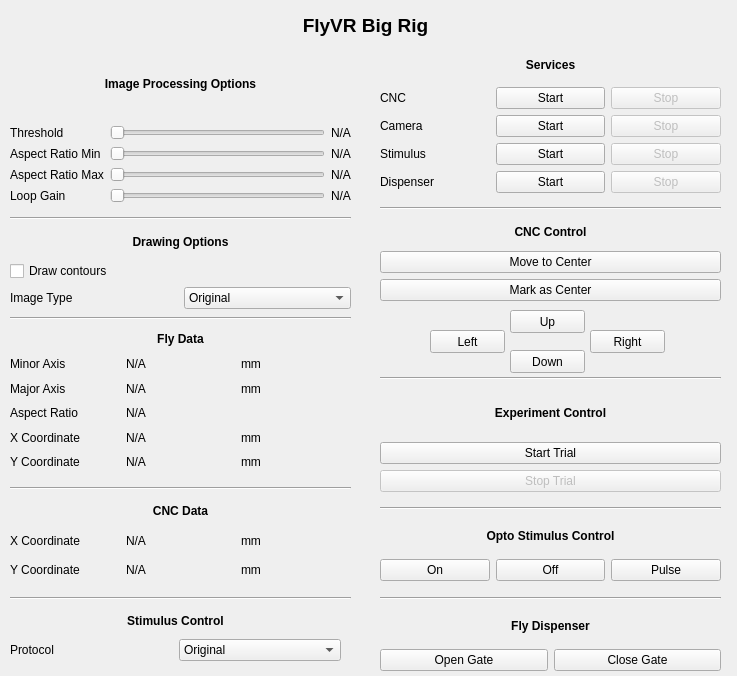
This is qt/main.ui in ClandininLab/flyvr as Qt 5 draws it before an edit. The edited form follows.
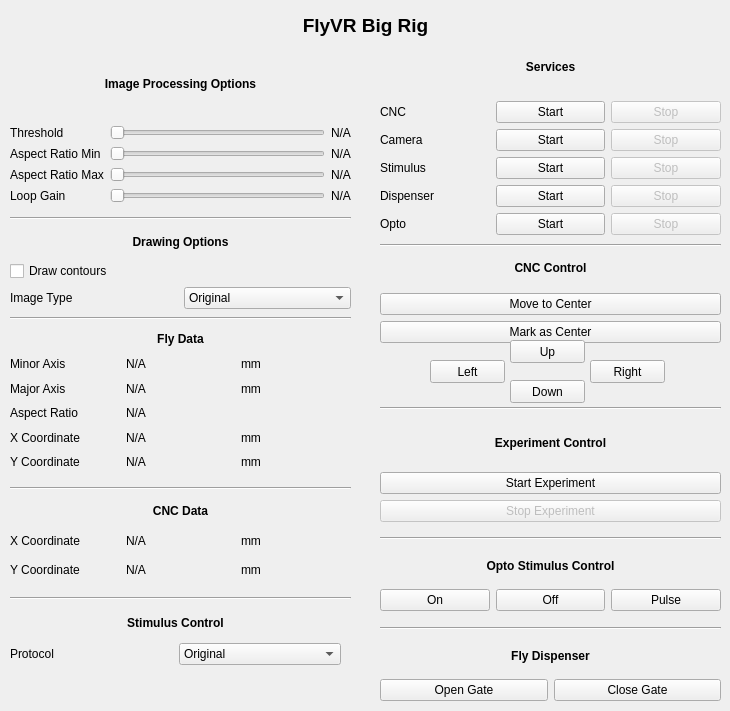
This is the edited form.

Commit message:
work on gui - laying base logic
created trial file to replace main. Put some main logic in gui. began to hook up gui buttons.

What changed in the file:
```diff
--- a/qt/main.ui
+++ b/qt/main.ui
@@ -6,8 +6,8 @@
    <rect>
     <x>0</x>
     <y>0</y>
-    <width>737</width>
-    <height>676</height>
+    <width>730</width>
+    <height>711</height>
    </rect>
   </property>
   <property name="windowTitle">
@@ -394,14 +394,14 @@
    <property name="geometry">
     <rect>
      <x>380</x>
-     <y>50</y>
+     <y>40</y>
      <width>341</width>
-     <height>143</height>
+     <height>195</height>
     </rect>
    </property>
    <layout class="QGridLayout" name="gridLayout_5">
-    <item row="3" column="2">
-     <widget class="QPushButton" name="camera_stop_button">
+    <item row="5" column="2">
+     <widget class="QPushButton" name="opto_stop_button">
       <property name="enabled">
        <bool>false</bool>
       </property>
@@ -410,14 +410,7 @@
       </property>
      </widget>
     </item>
-    <item row="5" column="1">
-     <widget class="QPushButton" name="dispenser_start_button">
-      <property name="text">
-       <string>Start</string>
-      </property>
-     </widget>
-    </item>
-    <item row="4" column="2">
+    <item row="3" column="2">
      <widget class="QPushButton" name="stim_stop_button">
       <property name="enabled">
        <bool>false</bool>
@@ -427,14 +420,21 @@
       </property>
      </widget>
     </item>
-    <item row="4" column="1">
-     <widget class="QPushButton" name="stim_start_button">
+    <item row="5" column="1">
+     <widget class="QPushButton" name="opto_start_button">
       <property name="text">
        <string>Start</string>
       </property>
      </widget>
     </item>
-    <item row="5" column="2">
+    <item row="1" column="0">
+     <widget class="QLabel" name="label_29">
+      <property name="text">
+       <string>CNC</string>
+      </property>
+     </widget>
+    </item>
+    <item row="4" column="2">
      <widget class="QPushButton" name="dispenser_stop_button">
       <property name="enabled">
        <bool>false</bool>
@@ -444,14 +444,14 @@
       </property>
      </widget>
     </item>
-    <item row="3" column="1">
-     <widget class="QPushButton" name="camera_start_button">
+    <item row="4" column="0">
+     <widget class="QLabel" name="label_34">
       <property name="text">
-       <string>Start</string>
+       <string>Dispenser</string>
       </property>
      </widget>
     </item>
-    <item row="1" column="0" colspan="3">
+    <item row="0" column="0" colspan="3">
      <widget class="QLabel" name="label_42">
       <property name="text">
        <string>&lt;b&gt;Services&lt;/b&gt;</string>
@@ -461,14 +461,14 @@
       </property>
      </widget>
     </item>
-    <item row="2" column="1">
-     <widget class="QPushButton" name="cnc_start_button">
+    <item row="5" column="0">
+     <widget class="QLabel" name="label_45">
       <property name="text">
-       <string>Start</string>
+       <string>Opto</string>
       </property>
      </widget>
     </item>
-    <item row="2" column="2">
+    <item row="1" column="2">
      <widget class="QPushButton" name="cnc_stop_button">
       <property name="enabled">
        <bool>false</bool>
@@ -478,28 +478,52 @@
       </property>
      </widget>
     </item>
-    <item row="3" column="0">
+    <item row="2" column="2">
+     <widget class="QPushButton" name="camera_stop_button">
+      <property name="enabled">
+       <bool>false</bool>
+      </property>
+      <property name="text">
+       <string>Stop</string>
+      </property>
+     </widget>
+    </item>
+    <item row="1" column="1">
+     <widget class="QPushButton" name="cnc_start_button">
+      <property name="text">
+       <string>Start</string>
+      </property>
+     </widget>
+    </item>
+    <item row="2" column="1">
+     <widget class="QPushButton" name="camera_start_button">
+      <property name="text">
+       <string>Start</string>
+      </property>
+     </widget>
+    </item>
+    <item row="4" column="1">
+     <widget class="QPushButton" name="dispenser_start_button">
+      <property name="text">
+       <string>Start</string>
+      </property>
+     </widget>
+    </item>
+    <item row="3" column="1">
+     <widget class="QPushButton" name="stim_start_button">
+      <property name="text">
+       <string>Start</string>
+      </property>
+     </widget>
+    </item>
+    <item row="2" column="0">
      <widget class="QLabel" name="label_30">
       <property name="text">
        <string>Camera</string>
       </property>
      </widget>
     </item>
-    <item row="5" column="0">
-     <widget class="QLabel" name="label_34">
-      <property name="text">
-       <string>Dispenser</string>
-      </property>
-     </widget>
-    </item>
-    <item row="2" column="0">
-     <widget class="QLabel" name="label_29">
-      <property name="text">
-       <string>CNC</string>
-      </property>
-     </widget>
-    </item>
-    <item row="4" column="0">
+    <item row="3" column="0">
      <widget class="QLabel" name="label_33">
       <property name="text">
        <string>Stimulus</string>
@@ -512,9 +536,9 @@
    <property name="geometry">
     <rect>
      <x>380</x>
-     <y>220</y>
+     <y>250</y>
      <width>341</width>
-     <height>81</height>
+     <height>93</height>
     </rect>
    </property>
    <layout class="QGridLayout" name="gridLayout_6">
@@ -548,7 +572,7 @@
    <property name="geometry">
     <rect>
      <x>510</x>
-     <y>310</y>
+     <y>340</y>
      <width>75</width>
      <height>23</height>
     </rect>
@@ -561,7 +585,7 @@
    <property name="geometry">
     <rect>
      <x>510</x>
-     <y>350</y>
+     <y>380</y>
      <width>75</width>
      <height>23</height>
     </rect>
@@ -574,7 +598,7 @@
    <property name="geometry">
     <rect>
      <x>430</x>
-     <y>330</y>
+     <y>360</y>
      <width>75</width>
      <height>23</height>
     </rect>
@@ -587,7 +611,7 @@
    <property name="geometry">
     <rect>
      <x>590</x>
-     <y>330</y>
+     <y>360</y>
      <width>75</width>
      <height>23</height>
     </rect>
@@ -600,7 +624,7 @@
    <property name="geometry">
     <rect>
      <x>380</x>
-     <y>390</y>
+     <y>420</y>
      <width>341</width>
      <height>102</height>
     </rect>
@@ -612,14 +636,14 @@
        <bool>false</bool>
       </property>
       <property name="text">
-       <string>Stop Trial</string>
+       <string>Stop Experiment</string>
       </property>
      </widget>
     </item>
     <item row="2" column="0">
      <widget class="QPushButton" name="start_trial_button">
       <property name="text">
-       <string>Start Trial</string>
+       <string>Start Experiment</string>
       </property>
      </widget>
     </item>
@@ -678,7 +702,7 @@
    <property name="geometry">
     <rect>
      <x>380</x>
-     <y>370</y>
+     <y>400</y>
      <width>341</width>
      <height>16</height>
     </rect>
@@ -691,9 +715,9 @@
    <property name="geometry">
     <rect>
      <x>380</x>
-     <y>200</y>
+     <y>230</y>
      <width>341</width>
-     <height>16</height>
+     <height>31</height>
     </rect>
    </property>
    <property name="orientation">
@@ -719,7 +743,7 @@
      <x>10</x>
      <y>610</y>
      <width>331</width>
-     <height>51</height>
+     <height>55</height>
     </rect>
    </property>
    <layout class="QGridLayout" name="gridLayout_8">
@@ -783,7 +807,7 @@
    <property name="geometry">
     <rect>
      <x>380</x>
-     <y>500</y>
+     <y>530</y>
      <width>341</width>
      <height>16</height>
     </rect>
@@ -796,7 +820,7 @@
    <property name="geometry">
     <rect>
      <x>380</x>
-     <y>520</y>
+     <y>550</y>
      <width>341</width>
      <height>61</height>
     </rect>
@@ -842,7 +866,7 @@
    <property name="geometry">
     <rect>
      <x>380</x>
-     <y>610</y>
+     <y>640</y>
      <width>341</width>
      <height>61</height>
     </rect>
@@ -878,7 +902,7 @@
    <property name="geometry">
     <rect>
      <x>380</x>
-     <y>590</y>
+     <y>620</y>
      <width>341</width>
      <height>16</height>
     </rect>
```
Left out of the diff: 4 changed lines with no effect on the pictures. The commit also changes 4 other files.
